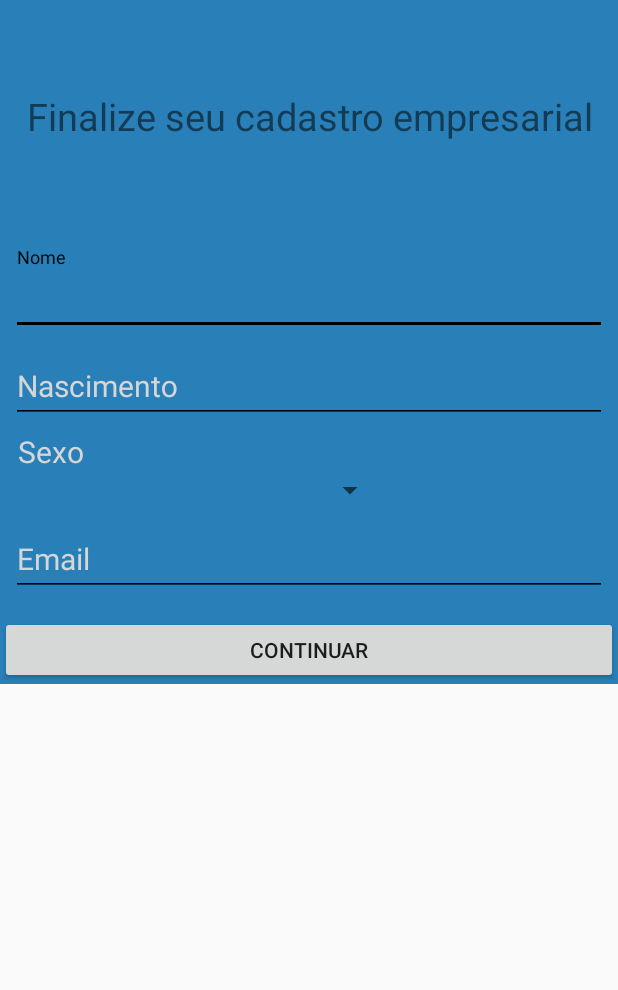
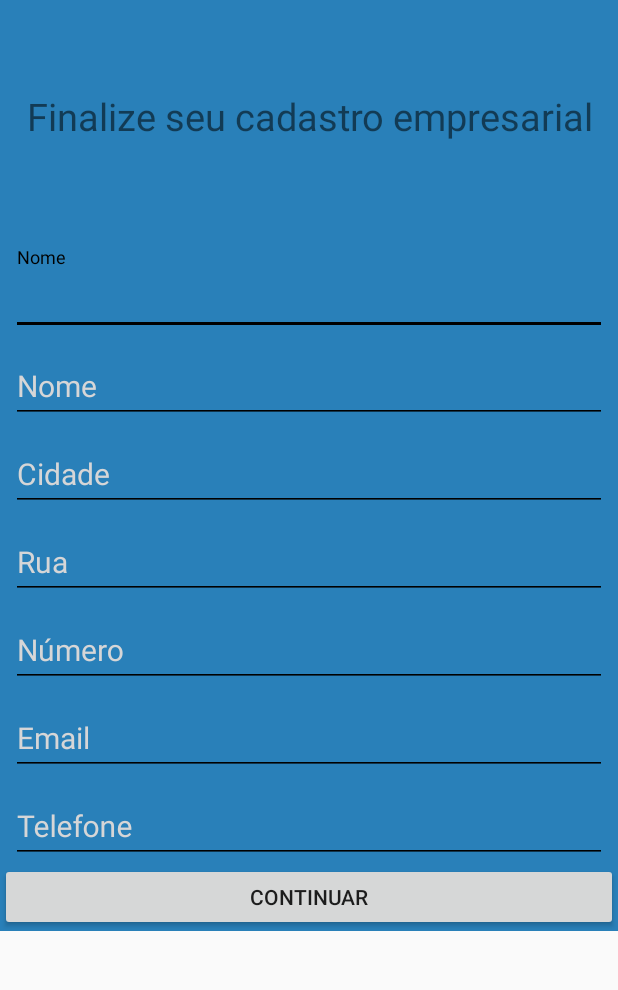
Before and after one commit to cesar1287/TagYou-android-app, an Android app: the RegisterCompanyActivity screen opened directly, with no data from a screen before it, on a phone screen of 412 x 824 dp, the part 231-1221 px from its top. Run offline under Robolectric (Android 15) with nearby library versions, the phone set to English and light mode, and no system bars.

Commit message:
Adição dos campos de cadastro da empresa correção de erro no cadastro de pessoa

```diff
--- a/app/src/main/res/layout/activity_register_company.xml
+++ b/app/src/main/res/layout/activity_register_company.xml
@@ -76,51 +76,81 @@
 
         </android.support.design.widget.TextInputLayout>
 
-
         <android.support.design.widget.TextInputLayout
-            android:id="@+id/register_date"
+            android:id="@+id/register_description"
             android:layout_width="match_parent"
             android:layout_height="wrap_content"
             android:theme="@style/TextLabel"
             android:layout_below="@id/register_name"
-            android:hint="Nascimento"
+            android:hint="Nome"
             android:layout_marginLeft="7dp"
             android:layout_marginRight="7dp">
 
             <android.support.design.widget.TextInputEditText
-                android:id="@+id/register_edit_date"
+                android:id="@+id/register_edit_description"
                 android:layout_width="match_parent"
                 android:layout_height="wrap_content" />
 
         </android.support.design.widget.TextInputLayout>
 
-        <TextView
-            android:id="@+id/title_sexo"
-            android:layout_width="wrap_content"
+        <android.support.design.widget.TextInputLayout
+            android:id="@+id/register_city"
+            android:layout_width="match_parent"
             android:layout_height="wrap_content"
-            android:text=" Sexo"
-            android:textSize="20dp"
-            android:textColor="@color/white"
-            android:layout_below="@id/register_date"
-            android:layout_marginTop="5dp"
-            android:layout_marginLeft="7dp"
-            android:layout_marginRight="7dp"/>
-
-        <Spinner
-            android:id="@+id/register_spinner_sexo"
-            android:layout_width="250dp"
-            android:layout_height="wrap_content"
-            android:layout_below="@id/title_sexo"
+            android:theme="@style/TextLabel"
+            android:layout_below="@id/register_description"
+            android:hint="Cidade"
             android:layout_marginLeft="7dp"
             android:layout_marginRight="7dp">
-        </Spinner>
+
+            <android.support.design.widget.TextInputEditText
+                android:id="@+id/register_edit_city"
+                android:layout_width="match_parent"
+                android:layout_height="wrap_content" />
+
+        </android.support.design.widget.TextInputLayout>
+
+        <android.support.design.widget.TextInputLayout
+            android:id="@+id/register_street"
+            android:layout_width="match_parent"
+            android:layout_height="wrap_content"
+            android:theme="@style/TextLabel"
+            android:layout_below="@id/register_city"
+            android:hint="Rua"
+            android:layout_marginLeft="7dp"
+            android:layout_marginRight="7dp">
+
+            <android.support.design.widget.TextInputEditText
+                android:id="@+id/register_edit_street"
+                android:layout_width="match_parent"
+                android:layout_height="wrap_content" />
+
+        </android.support.design.widget.TextInputLayout>
+
+        <android.support.design.widget.TextInputLayout
+            android:id="@+id/register_number"
+            android:layout_width="match_parent"
+            android:layout_height="wrap_content"
+            android:theme="@style/TextLabel"
+            android:layout_below="@id/register_street"
+            android:hint="Número"
+            android:layout_marginLeft="7dp"
+            android:layout_marginRight="7dp">
+
+            <android.support.design.widget.TextInputEditText
+                android:id="@+id/register_edit_number"
+                android:layout_width="match_parent"
+                android:layout_height="wrap_content" />
+
+        </android.support.design.widget.TextInputLayout>
+
 
         <android.support.design.widget.TextInputLayout
             android:id="@+id/register_email"
             android:layout_width="match_parent"
             android:layout_height="wrap_content"
             android:theme="@style/TextLabel"
-            android:layout_below="@id/register_spinner_sexo"
+            android:layout_below="@id/register_number"
             android:hint="Email"
             android:layout_marginLeft="7dp"
             android:layout_marginRight="7dp">
@@ -152,6 +182,7 @@
         <Button
             android:id="@+id/advance"
             android:layout_width="match_parent"
+            android:layout_below="@id/register_phone"
             android:layout_height="45dp"
             android:layout_alignParentBottom="true"
             android:text="continuar"/>
--- a/app/src/main/res/layout/activity_register_person.xml
+++ b/app/src/main/res/layout/activity_register_person.xml
@@ -148,6 +148,7 @@
             android:id="@+id/advance"
             android:layout_width="match_parent"
             android:layout_height="45dp"
+            android:layout_below="@id/register_phone"
             android:layout_alignParentBottom="true"
             android:text="continuar"/>
 
```
